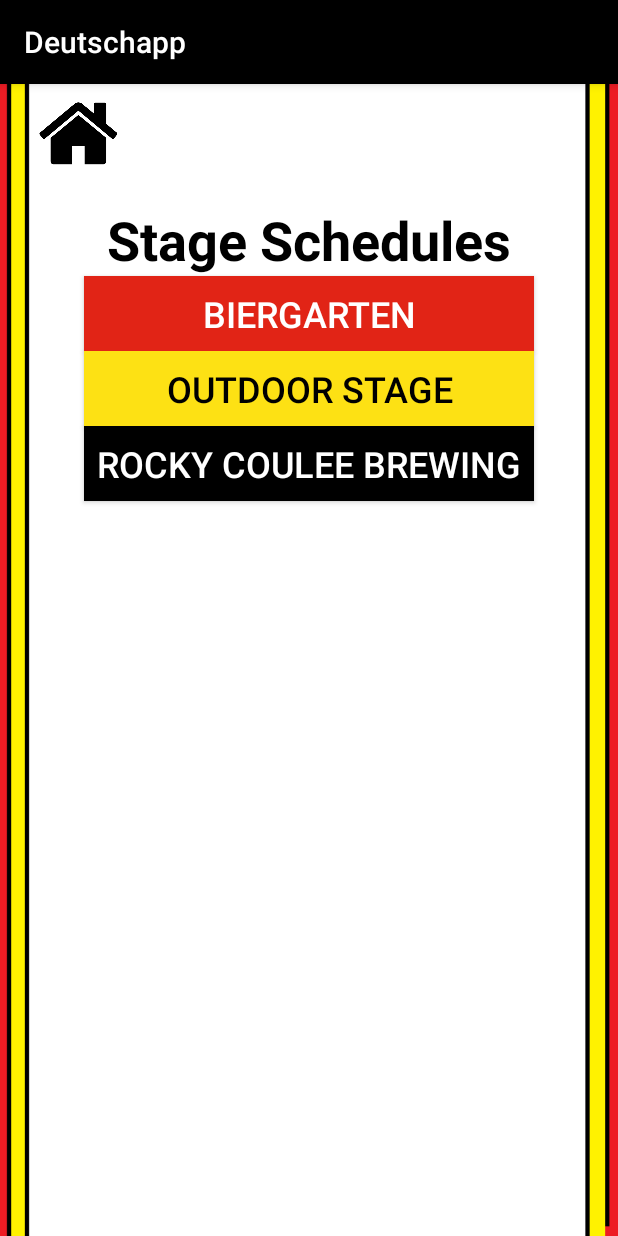
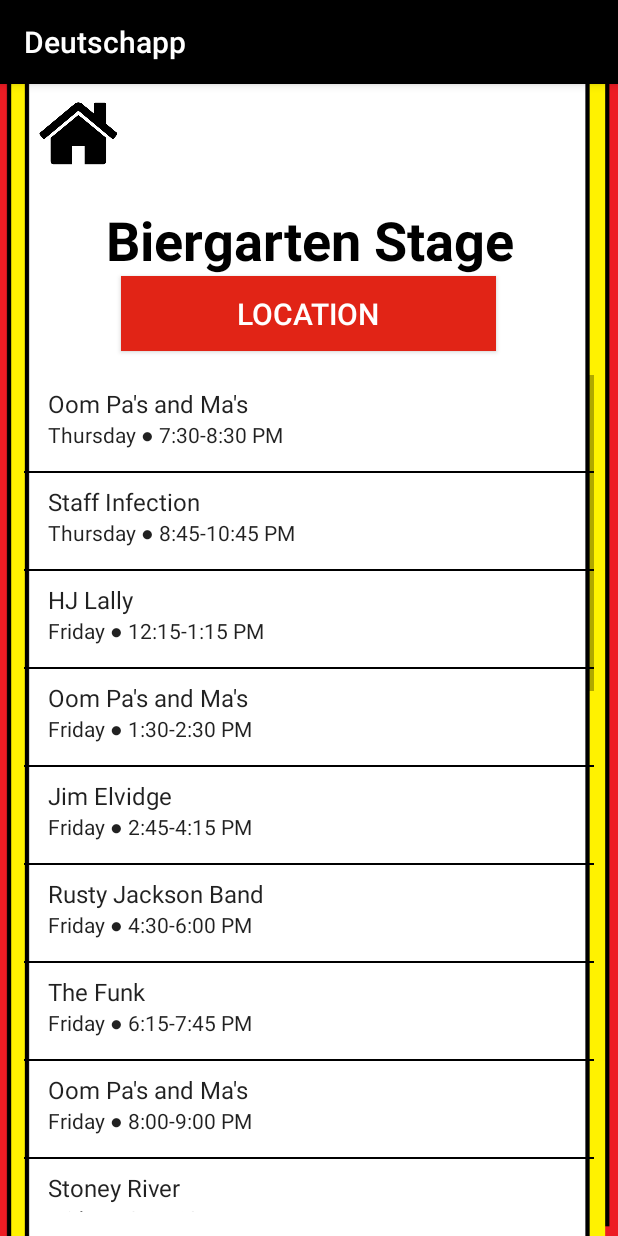
Before and after one commit to eml2017/Deutschapp, an Android app: the StageScheduleActivity screen opened directly, with no data from a screen before it, after a tap on "BIERGARTEN", on a phone screen of 412 x 824 dp. Run offline under Robolectric (Android 15) with nearby library versions, the phone set to English and light mode, and no system bars.

Commit message:
biergarten stage activities done

```diff
--- a/app/src/main/AndroidManifest.xml
+++ b/app/src/main/AndroidManifest.xml
@@ -15,7 +15,8 @@
         android:roundIcon="@mipmap/ic_launcher_round"
         android:supportsRtl="true"
         android:theme="@style/AppTheme">
-        <activity android:name=".StageScheduleActivity"></activity>
+        <activity android:name=".BiergartenActivity"></activity>
+        <activity android:name=".StageScheduleActivity" />
         <!--
              The API key for Google Maps-based APIs is defined as a string resource.
              (See the file "res/values/google_maps_api.xml").
--- /dev/null
+++ b/app/src/main/java/com/example/wehrdscience/BiergartenActivity.java
@@ -0,0 +1,90 @@
+package com.example.wehrdscience;
+
+import androidx.annotation.NonNull;
+import androidx.annotation.Nullable;
+import androidx.appcompat.app.AppCompatActivity;
+
+import android.content.Intent;
+import android.os.Bundle;
+import android.view.View;
+import android.view.ViewGroup;
+import android.widget.AdapterView;
+import android.widget.ArrayAdapter;
+import android.widget.Button;
+import android.widget.ListView;
+import android.widget.TextView;
+
+import java.util.ArrayList;
+import java.util.List;
+
+public class BiergartenActivity extends AppCompatActivity {
+    List<Event> biergartenList;
+
+    @Override
+    protected void onCreate(Bundle savedInstanceState) {
+        super.onCreate(savedInstanceState);
+        setContentView(R.layout.activity_biergarten);
+
+        biergartenList = new ArrayList<Event>();
+        biergartenList.add(new Event("Oom Pa's and Ma's", "Thursday", "7:30-8:30 PM"));
+        biergartenList.add(new Event("Staff Infection", "Thursday", "8:45-10:45 PM"));
+        biergartenList.add(new Event("HJ Lally", "Friday", "12:15-1:15 PM"));
+        biergartenList.add(new Event("Oom Pa's and Ma's", "Friday", "1:30-2:30 PM"));
+        biergartenList.add(new Event("Jim Elvidge", "Friday", "2:45-4:15 PM"));
+        biergartenList.add(new Event("Rusty Jackson Band", "Friday", "4:30-6:00 PM"));
+        biergartenList.add(new Event("The Funk", "Friday", "6:15-7:45 PM"));
+        biergartenList.add(new Event("Oom Pa's and Ma's", "Friday", "8:00-9:00 PM"));
+        biergartenList.add(new Event("Stoney River", "Friday", "9:15-10:45 PM"));
+        biergartenList.add(new Event("Whac-a-Mole", "Friday", "11:00 PM-1:00 AM"));
+        biergartenList.add(new Event("Hillyard Belles", "Saturday", "12:15-1:15 PM"));
+        biergartenList.add(new Event("Oom Pa's and Ma's", "Saturday", "1:30-2:30 PM"));
+        biergartenList.add(new Event("Perfect Mess", "Saturday", "2:45-4:15 PM"));
+        biergartenList.add(new Event("Rusty Jackson Band", "Saturday", "4:30-6:00 PM"));
+        biergartenList.add(new Event("The Funk", "Saturday", "6:15-7:45 PM"));
+        biergartenList.add(new Event("Oom Pa's and Ma's", "Saturday", "8:00-9:00 PM"));
+        biergartenList.add(new Event("Staff Infection", "Saturday", "9:15-10:45 PM"));
+        biergartenList.add(new Event("Rhythmic Collective", "Saturday", "11:00 PM-1:00 AM"));
+
+        biergartenList.add(new Event("Cassandra Wheeler", "Sunday", "12:15-1:15 PM"));
+        biergartenList.add(new Event("Oom Pa’s and Ma’s", "Sunday", "1:30-2:30 PM"));
+        biergartenList.add(new Event("Santos and Scinto", "Sunday", "2:45-4:15 PM"));
+        biergartenList.add(new Event("Oom Pa’s and Ma’s", "Sunday", "4:30-5:30 PM"));
+        biergartenList.add(new Event("Kosta la Vista", "Sunday", "5:45-7:15 PM"));
+        biergartenList.add(new Event("Odessa Open Jam", "Sunday", "7:30-10:00 PM"));
+
+        ListView biergartenListView = (ListView) findViewById(R.id.biergartenListView);
+        ArrayAdapter<Event> arrayAdapter = new ArrayAdapter<Event>(this,
+                android.R.layout.simple_list_item_2,
+                android.R.id.text1,
+                biergartenList) {
+            @NonNull
+            @Override
+            public View getView(int position, @Nullable View convertView, @NonNull ViewGroup parent) {
+                View view = super.getView(position, convertView, parent);
+                Event event = biergartenList.get(position);
+                TextView tv1 = (TextView) view.findViewById(android.R.id.text1);
+                tv1.setText(event.getName());
+                TextView tv2 = (TextView) view.findViewById(android.R.id.text2);
+                tv2.setText(event.toString());
+                return view;
+            }
+        };
+        biergartenListView.setAdapter(arrayAdapter);
+    }
+
+    public void buttonAction(View view) {
+        Intent intent = new Intent(BiergartenActivity.this, MapActivity.class);
+        intent.putExtra("prevActivity", "stage");
+        intent.putExtra("event", "Biergarten");
+        startActivityForResult(intent, 1);
+    }
+
+    public void goBackHome(View view) {
+        String button_text;
+        button_text = ((Button) view).getText().toString();
+        if (button_text.equals("Home")) {
+            Intent homeIntent = new Intent(BiergartenActivity.this, MainActivity.class);
+            startActivity(homeIntent);
+        }
+    }
+}
--- a/app/src/main/java/com/example/wehrdscience/MapActivity.java
+++ b/app/src/main/java/com/example/wehrdscience/MapActivity.java
@@ -382,7 +382,7 @@
         if (intent != null) {
             String prevActivity = intent.getStringExtra("prevActivity");
             String event = intent.getStringExtra("event");
-            if (prevActivity.equals("weekday")){
+            if (prevActivity.equals("weekday") || prevActivity.equals("stage")){
                 if (event.equals("Chalk Drawing")) {
                     gotoLocation(47.333058, -118.689480, event, "entertainment");
                 } else if (event.equals("Tricycle Race")) {
@@ -447,6 +447,12 @@
                     gotoLocation(47.325219, -118.689959, event, "entertainment");
                 } else if (event.equals("Bike Show")) {
                     gotoLocation(47.333199, -118.691528, event, "entertainment");
+                } else if (event.equals("Biergarten")) {
+                    gotoLocation(47.333433, -118.689548, event, "entertainment");
+                } else if (event.equals("Outdoor Stage")) {
+                    gotoLocation(47.333580, -118.690289, event, "entertainment");
+                }  else if (event.equals("Rocky Coulee Brewing")) {
+                    gotoLocation(47.335962, -118.689212, event, "entertainment");
                 } else {
                     Toast.makeText(this, "not done", Toast.LENGTH_LONG).show();
                 }
--- a/app/src/main/java/com/example/wehrdscience/StageScheduleActivity.java
+++ b/app/src/main/java/com/example/wehrdscience/StageScheduleActivity.java
@@ -25,44 +25,26 @@
         super.onCreate(savedInstanceState);
         setContentView(R.layout.activity_stage_schedule);
 
-        /*7:30PM TO 8:30PM—BIERGARTEN STAGE Oom Pa’s and Ma’s
-        8:45PM TO 10:45PM—BIERGARTEN STAGE Staff Infection
-        ----------------------------------------------------------------------------------------
+        /*
         11AM TO 12PM—OUTDOOR STAGE Nick Garcia (Indie, Folk)
         12PM TO 1PM—OUTDOOR STAGE Thad Striffler (Folk, Pop)
-        12:15PM TO 1:15PM—BIERGARTEN STAGE HJ Lally
         1PM TO 2PM—OUTDOOR STAGE Cecil’s Magic brought to you by RJ Exploration & Drilling Company & GO! Odessa Recreation
-        1:30PM TO 2:30PM—BIERGARTEN STAGE Oom Pa’s and Ma’s
         2PM TO 3PM—OUTDOOR STAGE Nicolas Nelson
-        2:45PM TO 4:15PM—BIERGARTEN STAGE Jim Elvidge
         3PM TO 4PM—OUTDOOR STAGE Chris Leffler
         4PM TO 4:30PM—OUTDOOR STAGE Best Kuchen Contest
         4:30PM TO 5PM—OUTDOOR STAGE Best Pickle Contest
-        4:30PM TO 6PM—BIERGARTEN STAGE Rusty Jackson Band
         5PM TO 6PM—OUTDOOR STAGE General Disarray
-        6:15PM TO 7:45PM—BIERGARTEN STAGE The Funk
-        8PM TO 9PM—BIERGARTEN STAGE Oom Pa’s and Ma’s
-        9:15PM TO 10:45PM—BIERGARTEN STAGE Stoney River
-        11PM TO 1AM—BIERGARTEN STAGE Whac-a-Mole
         -----------------------------------------------------------
         11AM TO 12PM—OUTDOOR STAGE Spring Chicks (Clog Dancing)
         12PM TO 12:30PM—OUTDOOR STAGE Ugly Beard Contest
-        12:15PM TO 1:15PM—BIERGARTEN STAGE Hillyard Belles
         12:30PM TO 1PM—OUTDOOR STAGE Cutest Dog Contest
         1PM TO 2PM—OUTDOOR STAGE Nick Garcia
-        1:30PM TO 2:30PM—BIERGARTEN STAGE Oom Pa’s and Ma’s
         2PM TO 3PM—OUTDOOR STAGE Cindy Smith
-        2:45PM TO 4:15PM—BIERGARTEN STAGE Perfect Mess
         3PM TO 4PM—OUTDOOR STAGE Oom Pa’s and Ma’s
         4PM TO 5PM—OUTDOOR STAGE 4th Annual Tim Hauge Talent Show
-        4:30PM TO 6PM—BIERGARTEN STAGE Rusty Jackson Band
         5PM TO 6PM—OUTDOOR STAGE Evan Gonzales
         6PM TO 7PM—OUTDOOR STAGE General Disarray
-        6:15PM TO 7:45PM—BIERGARTEN STAGE The Funk
         6:30PM—Rocky Coulee Brewing LIVE MUSIC by Free Beer Nuts
-        8PM TO 9PM—BIERGARTEN STAGE Oom Pa’s and Ma’s
-        9:15PM TO 10:45PM—BIERGARTEN STAGE Staff Infection
-        11PM TO 1AM—BIERGARTEN STAGE Rhythmic Collective
         -------------------------------------------------
         12PM TO 1PM—OUTDOOR STAGE The Campbells (Bluegrass)
         12:15PM TO 1:15PM—BIERGARTEN STAGE Cassandra Wheeler
@@ -78,19 +60,17 @@
         String button_text;
         button_text = ((Button) view).getText().toString();
         if (button_text.equals("Biergarten")) {
-            Toast toast = Toast.makeText(StageScheduleActivity.this, "TODO: Create a biergarten activity", Toast.LENGTH_LONG);
-            toast.show();
-            //Intent intent = new Intent(DirectoryActivity.this, BiergartenStageDirectoryActivity.class);
-            //startActivity(intent);
+            Intent intent = new Intent(StageScheduleActivity.this, BiergartenActivity.class);
+            startActivity(intent);
         } else if (button_text.equals("Outdoor Stage")) {
             Toast toast = Toast.makeText(StageScheduleActivity.this, "TODO: Create an outdoor stage activity", Toast.LENGTH_LONG);
             toast.show();
-            //Intent intent = new Intent(DirectoryActivity.this, OutdoorStageDirectoryActivity.class);
+            //Intent intent = new Intent(DirectoryActivity.this, OutdoorStageActivity.class);
             //startActivity(intent);
         } else if (button_text.equals("Rocky Coulee Brewing")) {
             Toast toast = Toast.makeText(StageScheduleActivity.this, "TODO: Create a rocky coulee activity", Toast.LENGTH_LONG);
             toast.show();
-            //Intent intent = new Intent(DirectoryActivity.this, RockyCouleeBrewingStageDirectoryActivity.class);
+            //Intent intent = new Intent(DirectoryActivity.this, RockyCouleeBrewingActivity.class);
             //startActivity(intent);
         }
     }
--- /dev/null
+++ b/app/src/main/res/layout/activity_biergarten.xml
@@ -0,0 +1,55 @@
+<?xml version="1.0" encoding="utf-8"?>
+<LinearLayout
+    xmlns:android="http://schemas.android.com/apk/res/android"
+    xmlns:tools="http://schemas.android.com/tools"
+    android:layout_width="match_parent"
+    android:layout_height="match_parent"
+    android:orientation="vertical"
+    tools:context=".BiergartenActivity"
+    android:background="@drawable/background">
+
+    <Button
+        android:id="@+id/homeButton"
+        android:text="Home"
+        android:textSize="1dp"
+        android:layout_width="66dp"
+        android:layout_height="66dp"
+        android:background="@drawable/home"
+        android:onClick="goBackHome"
+        android:freezesText="false"
+        android:layout_marginLeft="19dp"
+        android:layout_marginStart="19dp" />
+
+    <TextView
+        android:id="@+id/stageTextView"
+        android:text="Biergarten Stage"
+        android:layout_width="match_parent"
+        android:layout_height="wrap_content"
+        android:textSize="36sp"
+        android:textStyle="normal|bold"
+        android:textAlignment="center"
+        android:textColor="@color/festBlack"
+        android:layout_marginTop="13dp" />
+
+    <Button
+        android:id="@+id/locationButton"
+        android:layout_width="250dp"
+        android:layout_height="50dp"
+        android:layout_below="@+id/textView"
+        android:layout_centerHorizontal="true"
+        android:background="@color/festRed"
+        android:onClick="buttonAction"
+        android:layout_gravity="center"
+        android:text="Location"
+        android:textColor="@color/festWhite"
+        android:textSize="20sp" />
+
+    <ListView
+        android:id="@+id/biergartenListView"
+        android:padding="16dp"
+        android:layout_width="fill_parent"
+        android:layout_height="wrap_content"
+        android:divider="@color/festBlack"
+        android:dividerHeight="1dp" />
+
+</LinearLayout>
```
